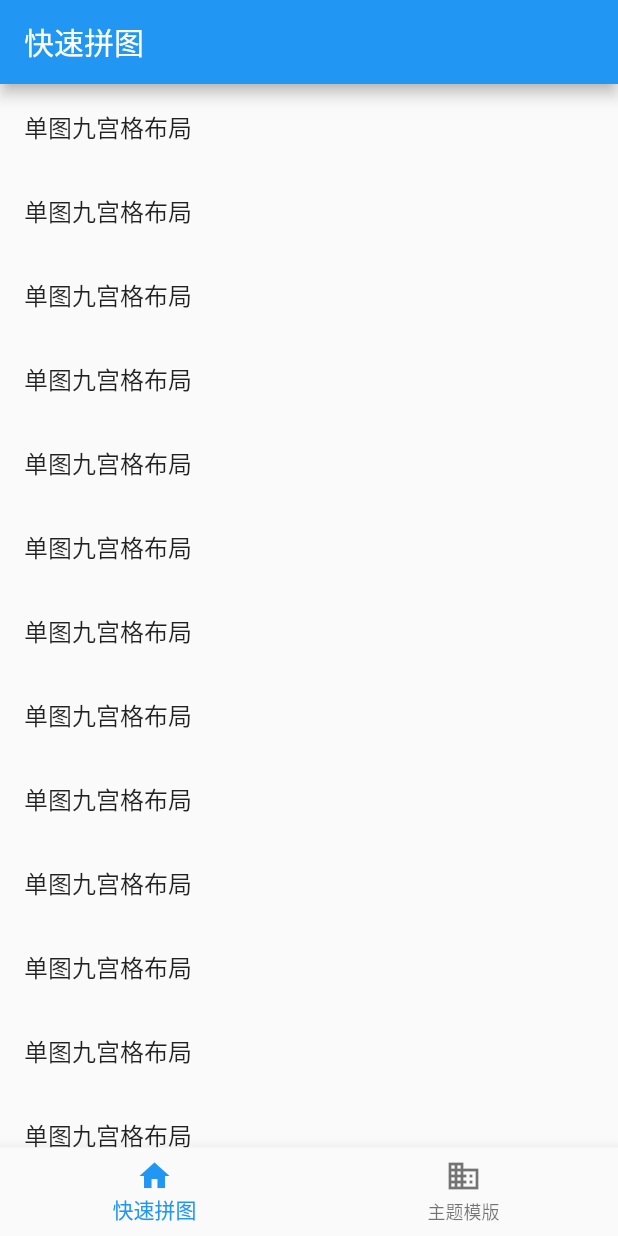
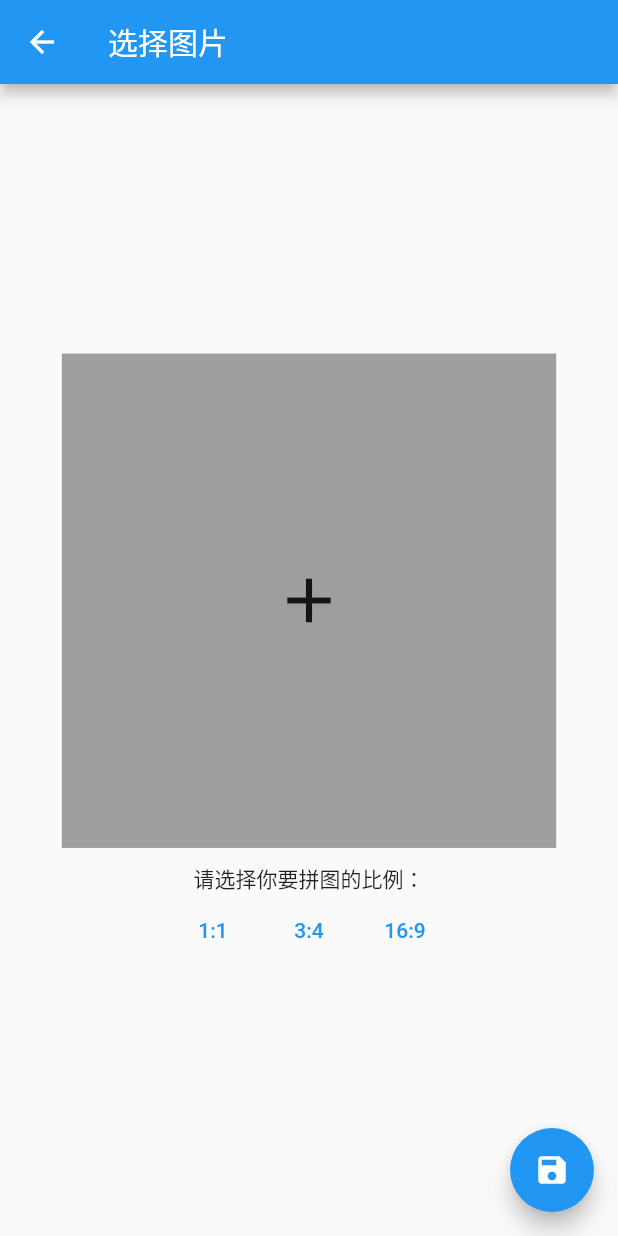
Before and after one commit to FlameTinary/typingtu, a Flutter app: the screen it shows after launch, after a tap on "单图九宫格布局", on a phone screen of 412 x 824 dp. Run offline on Flutter 3.47's test engine with Material 2 defaults, Android fonts, the phone set to English and light mode, and no system bars; drawn by our look-alikes of screenshot; our stand-ins replace image_gallery_saver, image_picker, permission_handler, photo_view; missing offline and left inert: wechat_assets_picker.

Commit message:
设置图片选择器尺寸

```diff
--- a/lib/pages/main_page.dart
+++ b/lib/pages/main_page.dart
@@ -1,8 +1,6 @@
-import 'dart:typed_data';
+
 
 import 'package:flutter/material.dart';
-import 'package:screenshot/screenshot.dart';
-import 'package:typingtu/utils/picture.dart';
 
 import 'package:typingtu/pages/quick_ puzzle_page.dart';
 import 'package:typingtu/pages/template_puzzle_page.dart';
@@ -17,25 +15,11 @@ class TYMainPage extends StatefulWidget {
 class _MyHomePageState extends State<TYMainPage> {
   int _selectedIndex = 0;
   final List _pages = [const TYQuickPuzzlePage(), const TYTemplatePuzzlePage()];
-  Uint8List? imageBytes;
-  ScreenshotController screenshotController = ScreenshotController();
+
 
   @override
   void initState() {
     super.initState();
-  }
-
-  void widgetToImage(BuildContext context) async {
-    screenshotController
-        .capture(delay: const Duration(milliseconds: 10))
-        .then((capturedImage) async {
-      setState(() {
-        imageBytes = capturedImage;
-      });
-      TYPicture().saveImage(imageBytes);
-    }).catchError((onError) {
-      debugPrint(onError);
-    });
   }
 
   @override
--- a/lib/pages/quick_ puzzle_page.dart
+++ b/lib/pages/quick_ puzzle_page.dart
@@ -1,4 +1,5 @@
 import 'package:flutter/material.dart';
+import 'package:typingtu/pages/select_picture_page.dart';
 
 class TYQuickPuzzlePage extends StatefulWidget {
   const TYQuickPuzzlePage({super.key});
@@ -18,9 +19,13 @@ class _TYQuickPuzzlePageState extends State<TYQuickPuzzlePage> {
           itemCount: 100,
           itemBuilder: (context, index) {
             return ListTile(
-              title: Text('单图九宫格布局'),
+              title: const Text('单图九宫格布局'),
               onTap: () {
-                debugPrint('$index');
+                Navigator.of(context).push(
+                  MaterialPageRoute(
+                    builder: (context) => const TYSelectPicturePage(),
+                  ),
+                );
               },
             );
           }),
--- /dev/null
+++ b/lib/pages/select_picture_page.dart
@@ -0,0 +1,127 @@
+import 'dart:typed_data';
+
+import 'package:flutter/material.dart';
+import 'package:typingtu/widgets/image_picker.dart';
+import 'package:screenshot/screenshot.dart';
+import 'package:typingtu/utils/picture.dart';
+
+class TYSelectPicturePage extends StatefulWidget {
+  const TYSelectPicturePage({super.key});
+
+  @override
+  State<TYSelectPicturePage> createState() => _TYSelectPicturePageState();
+}
+
+class _TYSelectPicturePageState extends State<TYSelectPicturePage> {
+  // 选择的图片数据
+  Uint8List? imageBytes;
+  // 截图控制器
+  ScreenshotController screenshotController = ScreenshotController();
+
+  // 拼图比例
+  int ratio = 0; // 0: 1:1 1: 3:4 2: 9:16
+
+  // 截图
+  void widgetToImage(BuildContext context) async {
+    screenshotController
+        .capture(delay: const Duration(milliseconds: 10))
+        .then((capturedImage) async {
+      setState(() {
+        imageBytes = capturedImage;
+      });
+      TYPicture().saveImage(imageBytes);
+    }).catchError((onError) {
+      debugPrint(onError);
+    });
+  }
+
+  // 计算图片的宽高
+  double calculateImageWidth(double screenW) {
+    double imageW = screenW * 0.8;
+    double imageH = screenW * 0.8;
+    switch (ratio) {
+      case 0:
+        imageH = screenW * 0.8;
+        break;
+      case 1:
+        imageH = screenW * 0.8 * 4 / 3;
+        break;
+      case 2:
+        imageH = screenW * 0.8 * 16 / 9;
+        break;
+    }
+    return imageH;
+  }
+
+  @override
+  Widget build(BuildContext context) {
+    // 获取屏幕宽度
+    double screenW = MediaQuery.of(context).size.width;
+    // 获取屏幕高度
+    double screenH = MediaQuery.of(context).size.height;
+
+    return Scaffold(
+      appBar: AppBar(
+        title: const Text('选择图片'),
+      ),
+      body: Center(
+        child: Column(
+          mainAxisAlignment: MainAxisAlignment.center,
+          children: <Widget>[
+            Screenshot(
+              controller: screenshotController,
+              child: SizedBox(
+                  width: screenW * 0.8,
+                  height: calculateImageWidth(screenW),
+                  child: const ImagePickerWidget()),
+            ),
+            const SizedBox(
+              height: 10,
+            ),
+            const Text(
+              '请选择你要拼图的比例：',
+            ),
+            Row(
+              mainAxisAlignment: MainAxisAlignment.center,
+              children: [
+                TextButton(
+                  onPressed: () {
+                    debugPrint('选择1:1的尺寸');
+                    setState(() {
+                      ratio = 0;
+                    });
+                  },
+                  child: const Text('1:1'),
+                ),
+                TextButton(
+                  onPressed: () {
+                    debugPrint('选择3:4的尺寸');
+                    setState(() {
+                      ratio = 1;
+                    });
+                  },
+                  child: const Text('3:4'),
+                ),
+                TextButton(
+                  onPressed: () {
+                    debugPrint('选择16:9的尺寸');
+                    setState(() {
+                      ratio = 2;
+                    });
+                  },
+                  child: const Text('16:9'),
+                ),
+              ],
+            ),
+          ],
+        ),
+      ),
+      floatingActionButton: FloatingActionButton(
+        onPressed: () {
+          widgetToImage(context);
+        },
+        child: const Icon(Icons.save),
+      ),
+    );
+  }
+}
--- a/lib/widgets/image_picker.dart
+++ b/lib/widgets/image_picker.dart
@@ -25,8 +25,6 @@ class _ImagePickerWidgetState extends State<ImagePickerWidget> {
   @override
   Widget build(BuildContext context) {
     return Container(
-      width: 200,
-      height: 200,
       child: _picturePath != null
           ? Container(
               decoration: BoxDecoration(
```
